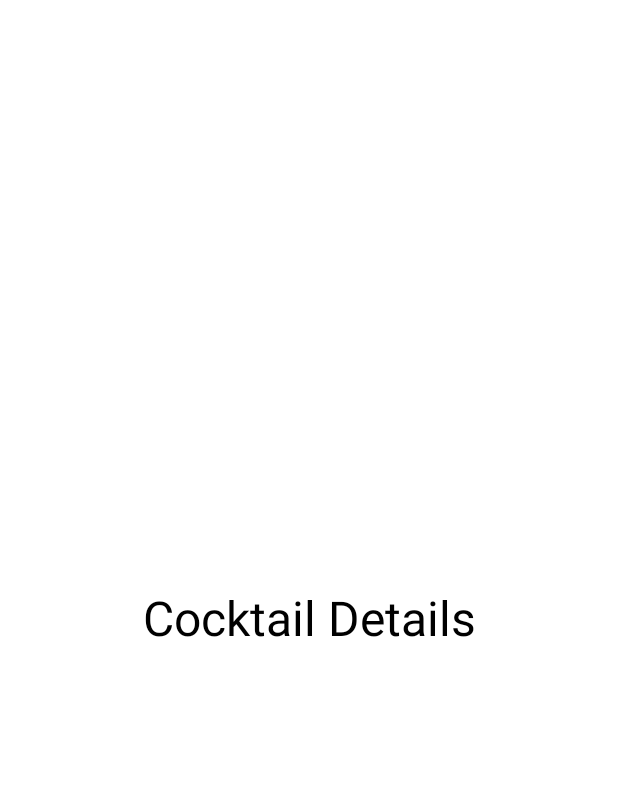
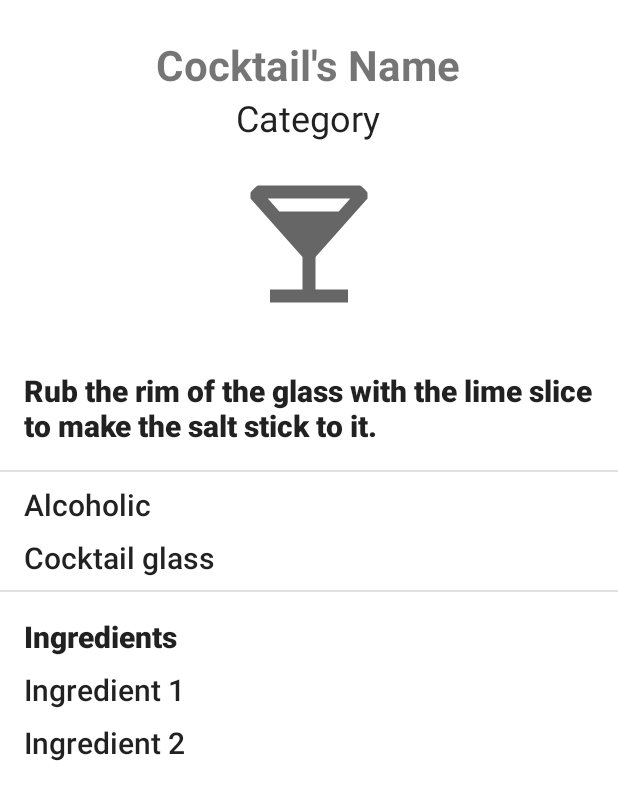
Before and after one commit to veselovvv/Drinks, an Android app: the layout fragment_cocktail_details.xml on its own in the app's theme, with its tools: preview values and no code run, on a phone screen of 412 x 824 dp. Shown: the top 800 px of the screen. Run offline under Robolectric (Android 15) with nearby library versions, the phone set to English and light mode, and no system bars.

Commit message:
Added layout for FragmentCocktailDetails

```diff
--- a/app/src/main/res/layout/fragment_cocktail_details.xml
+++ b/app/src/main/res/layout/fragment_cocktail_details.xml
@@ -1,15 +1,145 @@
 <?xml version="1.0" encoding="utf-8"?>
 <LinearLayout xmlns:android="http://schemas.android.com/apk/res/android"
+    xmlns:tools="http://schemas.android.com/tools"
     android:layout_width="match_parent"
     android:layout_height="match_parent"
     android:orientation="vertical">
 
-    <com.google.android.material.textview.MaterialTextView
-        android:id="@+id/cocktail_detail_text_view"
+    <include layout="@layout/progress_fullscreen"
+        android:id="@+id/cocktail_details_progress_layout"
+        android:visibility="gone" />
+
+    <include layout="@layout/fail_fullscreen"
+        android:id="@+id/cocktail_details_fail_layout"
+        android:visibility="gone" />
+
+    <ScrollView
         android:layout_width="match_parent"
         android:layout_height="match_parent"
-        android:gravity="center"
-        android:text="Cocktail Details"
-        android:textSize="32sp"
-        android:textColor="@color/black" />
+        android:overScrollMode="never">
+
+        <LinearLayout
+            android:layout_width="match_parent"
+            android:layout_height="wrap_content"
+            android:orientation="vertical">
+
+            <com.google.android.material.textview.MaterialTextView
+                android:id="@+id/cocktail_details_name"
+                android:layout_width="wrap_content"
+                android:layout_height="wrap_content"
+                android:paddingTop="24sp"
+                android:layout_gravity="center"
+                android:textSize="28sp"
+                android:textStyle="bold"
+                tools:text="Cocktail's Name" />
+
+            <com.google.android.material.textview.MaterialTextView
+                android:id="@+id/cocktail_details_category"
+                android:layout_width="wrap_content"
+                android:layout_height="wrap_content"
+                android:layout_gravity="center"
+                android:textSize="24sp"
+                style="@style/TextAppearance.AppCompat.Body1"
+                tools:text="Category" />
+
+            <de.hdodenhof.circleimageview.CircleImageView
+                android:id="@+id/cocktail_details_photo"
+                android:layout_width="104dp"
+                android:layout_height="104dp"
+                android:layout_margin="16dp"
+                android:layout_gravity="center"
+                android:src="@drawable/baseline_local_bar_24" />
+
+            <com.google.android.material.textview.MaterialTextView
+                android:id="@+id/cocktail_details_instructions"
+                android:layout_width="match_parent"
+                android:layout_height="wrap_content"
+                android:padding="16dp"
+                android:textSize="20sp"
+                android:textStyle="bold"
+                style="@style/TextAppearance.AppCompat.Body2"
+                tools:text="Rub the rim of the glass with the lime slice to make the salt stick to it." />
+
+            <com.google.android.material.divider.MaterialDivider
+                style="@style/divider" />
+
+            <com.google.android.material.textview.MaterialTextView
+                android:id="@+id/cocktail_details_alcoholic"
+                style="@style/small_text_view"
+                tools:text="Alcoholic" />
+
+            <com.google.android.material.textview.MaterialTextView
+                android:id="@+id/cocktail_details_glass"
+                android:layout_width="wrap_content"
+                android:layout_height="wrap_content"
+                android:paddingHorizontal="16dp"
+                android:paddingVertical="8dp"
+                android:textSize="20sp"
+                style="@style/TextAppearance.AppCompat.Title"
+                tools:text="Cocktail glass" />
+
+            <com.google.android.material.divider.MaterialDivider
+                style="@style/divider" />
+
+            <com.google.android.material.textview.MaterialTextView
+                android:layout_width="wrap_content"
+                android:layout_height="wrap_content"
+                android:paddingTop="16dp"
+                android:paddingHorizontal="16dp"
+                android:textSize="20sp"
+                android:textStyle="bold"
+                style="@style/TextAppearance.AppCompat.Title"
+                android:text="@string/ingredients" />
+
+            <com.google.android.material.textview.MaterialTextView
+                android:id="@+id/cocktail_details_ingredient1"
+                style="@style/small_text_view"
+                tools:text="Ingredient 1" />
+
+            <com.google.android.material.textview.MaterialTextView
+                android:id="@+id/cocktail_details_ingredient2"
+                style="@style/small_text_view"
+                tools:text="Ingredient 2" />
+
+            <com.google.android.material.textview.MaterialTextView
+                android:id="@+id/cocktail_details_ingredient3"
+                style="@style/small_text_view_gone"
+                tools:text="Ingredient 3" />
+
+            <com.google.android.material.textview.MaterialTextView
+                android:id="@+id/cocktail_details_ingredient4"
+                style="@style/small_text_view_gone"
+                tools:text="Ingredient 4" />
+
+            <com.google.android.material.textview.MaterialTextView
+                android:id="@+id/cocktail_details_ingredient5"
+                style="@style/small_text_view_gone"
+                tools:text="Ingredient 5" />
+
+            <com.google.android.material.textview.MaterialTextView
+                android:id="@+id/cocktail_details_ingredient6"
+                style="@style/small_text_view_gone"
+                tools:text="Ingredient 6" />
+
+            <com.google.android.material.textview.MaterialTextView
+                android:id="@+id/cocktail_details_ingredient7"
+                style="@style/small_text_view_gone"
+                tools:text="Ingredient 7" />
+
+            <com.google.android.material.textview.MaterialTextView
+                android:id="@+id/cocktail_details_ingredient8"
+                style="@style/small_text_view_gone"
+                tools:text="Ingredient 8" />
+
+            <com.google.android.material.textview.MaterialTextView
+                android:id="@+id/cocktail_details_ingredient9"
+                style="@style/small_text_view_gone"
+                tools:text="Ingredient 9" />
+
+            <com.google.android.material.textview.MaterialTextView
+                android:id="@+id/cocktail_details_ingredient10"
+                style="@style/small_text_view_gone"
+                tools:text="Ingredient 10" />
+        </LinearLayout>
+    </ScrollView>
 </LinearLayout>
--- /dev/null
+++ b/app/src/main/res/values/styles.xml
@@ -0,0 +1,20 @@
+<?xml version="1.0" encoding="utf-8"?>
+<resources>
+    <style name="small_text_view" parent="TextAppearance.AppCompat.Title">
+        <item name="android:layout_width">wrap_content</item>
+        <item name="android:layout_height">wrap_content</item>
+        <item name="android:paddingTop">8dp</item>
+        <item name="android:paddingStart">16dp</item>
+        <item name="android:paddingEnd">16dp</item>
+        <item name="android:textSize">20sp</item>
+    </style>
+
+    <style name="small_text_view_gone" parent="small_text_view">
+        <item name="android:visibility">gone</item>
+    </style>
+
+    <style name="divider">
+        <item name="android:layout_width">match_parent</item>
+        <item name="android:layout_height">wrap_content</item>
+    </style>
+</resources>
```
